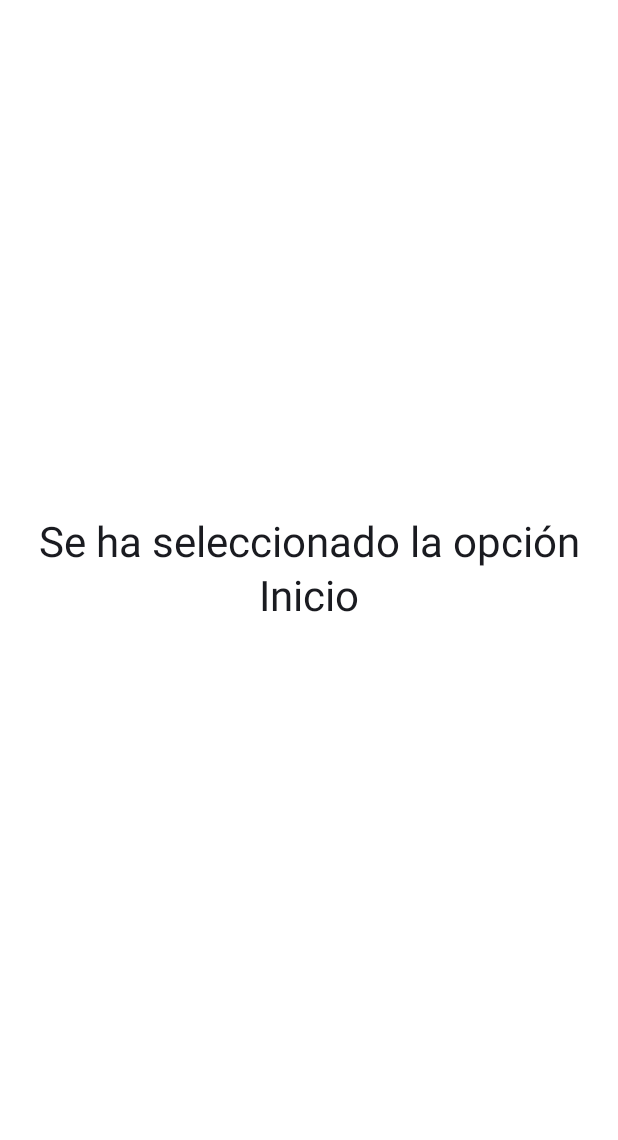
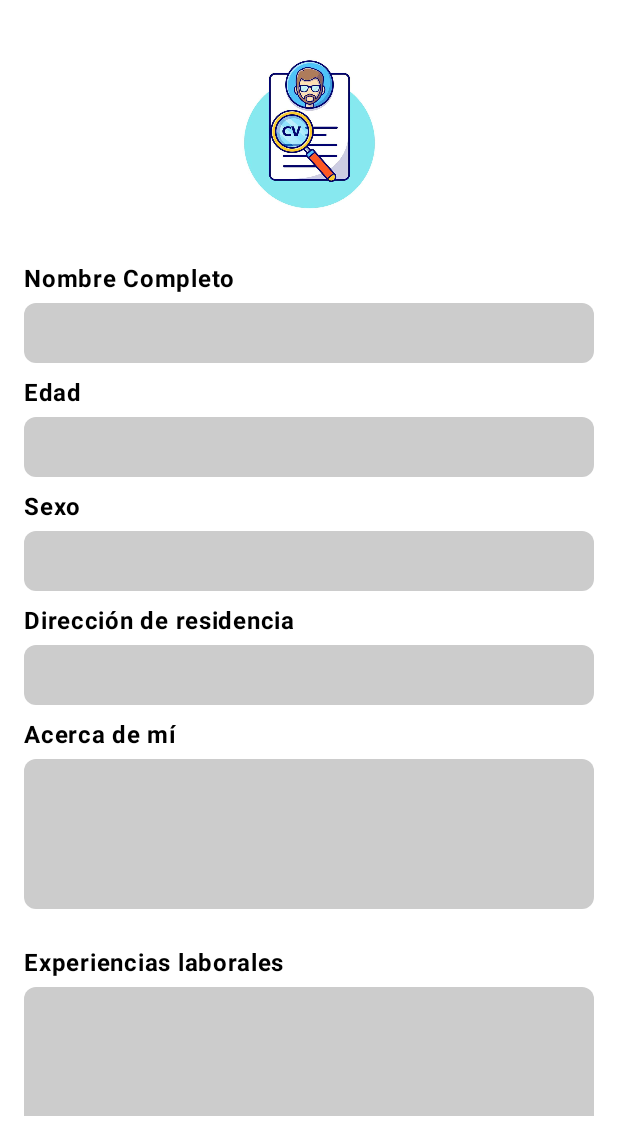
Before and after one commit to mateopelaez04/proyecto-poli, an Android app built with Jetpack Compose: the screen it shows after launch (MainActivity), on a phone screen of 412 x 824 dp, the part 96-1236 px from its top. Run offline under Robolectric (Android 15) with nearby library versions, the phone set to English and light mode, and no system bars.

Commit message:
Update PerfilFragment.kt

```diff
--- a/app/src/main/java/com/example/proyectopoli/screens/fragments/content/PerfilFragment.kt
+++ b/app/src/main/java/com/example/proyectopoli/screens/fragments/content/PerfilFragment.kt
@@ -1,28 +1,165 @@
 package com.example.proyectopoli.screens.fragments.content
 
-import androidx.compose.foundation.layout.Box
-import androidx.compose.foundation.layout.fillMaxSize
-import androidx.compose.foundation.layout.padding
-import androidx.compose.material3.MaterialTheme
-import androidx.compose.material3.Text
-import androidx.compose.runtime.Composable
+import android.webkit.WebResourceRequest
+import android.webkit.WebView
+import android.webkit.WebViewClient
+import androidx.compose.foundation.Image
+import androidx.compose.foundation.background
+import androidx.compose.foundation.layout.*
+import androidx.compose.foundation.rememberScrollState
+import androidx.compose.foundation.shape.RoundedCornerShape
+import androidx.compose.foundation.text.BasicTextField
+import androidx.compose.foundation.verticalScroll
+import androidx.compose.material3.*
+import androidx.compose.runtime.*
 import androidx.compose.ui.Alignment
 import androidx.compose.ui.Modifier
-import androidx.compose.ui.text.style.TextAlign
+import androidx.compose.ui.draw.clip
+import androidx.compose.ui.graphics.Color
+import androidx.compose.ui.layout.ContentScale
+import androidx.compose.ui.res.painterResource
+import androidx.compose.ui.text.TextStyle
+import androidx.compose.ui.text.font.FontWeight
 import androidx.compose.ui.unit.dp
+import androidx.compose.ui.unit.sp
+import androidx.compose.ui.viewinterop.AndroidView
+import com.example.proyectopoli.R
 
 @Composable
 fun PerfilFragment() {
-    Box(
+    val scrollState = rememberScrollState()
+    var searchQuery by remember { mutableStateOf("") }
+    var searchUrl by remember { mutableStateOf("https://www.google.com") }
+
+    Column(
         modifier = Modifier
             .fillMaxSize()
-            .padding(16.dp),
-        contentAlignment = Alignment.Center
+            .padding(16.dp)
+            .verticalScroll(scrollState),
+        horizontalAlignment = Alignment.CenterHorizontally
     ) {
+        // Imagen de perfil
+        Image(
+            painter = painterResource(id = R.drawable.ic_profile),
+            contentDescription = "Imagen de perfil",
+            modifier = Modifier
+                .size(150.dp)
+                .padding(8.dp),
+            contentScale = ContentScale.Crop
+        )
+
+        Spacer(modifier = Modifier.height(8.dp))
+
+        // Datos del usuario con campos editables
+        ProfileField(title = "Nombre Completo")
+        ProfileField(title = "Edad")
+        ProfileField(title = "Sexo")
+        ProfileField(title = "Dirección de residencia")
+        ProfileField(title = "Acerca de mí", isLarge = true)
+
+        Spacer(modifier = Modifier.height(16.dp))
+
+        // Secciones
+        ProfileField(title = "Experiencias laborales", isLarge = true)
+        ProfileField(title = "Estudios", isLarge = true)
+
+        Spacer(modifier = Modifier.height(16.dp))
+
+        // Campo para realizar una búsqueda en Google
         Text(
-            text = "Se ha seleccionado la opción Inicio",
-            style = MaterialTheme.typography.headlineMedium,
-            textAlign = TextAlign.Center
+            text = "Buscador de Google",
+            fontSize = 16.sp,
+            fontWeight = FontWeight.Bold,
+            color = Color.Black
         )
+        Row(
+            modifier = Modifier.fillMaxWidth(),
+            verticalAlignment = Alignment.CenterVertically
+        ) {
+            Box(
+                modifier = Modifier
+                    .weight(1f)
+                    .height(40.dp)
+                    .clip(RoundedCornerShape(8.dp))
+                    .background(Color.LightGray)
+                    .padding(horizontal = 8.dp),
+                contentAlignment = Alignment.CenterStart
+            ) {
+                BasicTextField(
+                    value = searchQuery,
+                    onValueChange = { searchQuery = it },
+                    textStyle = TextStyle(fontSize = 14.sp, color = Color.Black),
+                    modifier = Modifier.fillMaxWidth()
+                )
+            }
+            Spacer(modifier = Modifier.width(8.dp))
+            Button(onClick = {
+                searchUrl = "https://www.google.com/search?q=${searchQuery.replace(" ", "+")}"
+            }) {
+                Text("Buscar")
+            }
+        }
+        Spacer(modifier = Modifier.height(8.dp))
+
+        // WebView para mostrar la búsqueda en Google
+        WebViewContainer(url = searchUrl)
     }
 }
+
+@Composable
+fun ProfileField(title: String, isLarge: Boolean = false) {
+    var text by remember { mutableStateOf("") }
+    Column(modifier = Modifier.fillMaxWidth()) {
+        Text(
+            text = title,
+            fontSize = 16.sp,
+            fontWeight = FontWeight.Bold,
+            color = Color.Black
+        )
+        Spacer(modifier = Modifier.height(4.dp))
+        Box(
+            modifier = Modifier
+                .fillMaxWidth()
+                .height(if (isLarge) 100.dp else 40.dp)
+                .clip(RoundedCornerShape(8.dp))
+                .background(Color.LightGray)
+                .padding(horizontal = 8.dp),
+            contentAlignment = Alignment.CenterStart
+        ) {
+            BasicTextField(
+                value = text,
+                onValueChange = { text = it },
+                textStyle = TextStyle(fontSize = 14.sp, color = Color.Black),
+                modifier = Modifier
+                    .fillMaxWidth()
+                    .padding(8.dp)
+            )
+        }
+        Spacer(modifier = Modifier.height(8.dp))
+    }
+}
+
+@Composable
+fun WebViewContainer(url: String) {
+    AndroidView(
+        factory = { context ->
+            WebView(context).apply {
+                webViewClient = object : WebViewClient() {
+                    override fun shouldOverrideUrlLoading(view: WebView?, request: WebResourceRequest?): Boolean {
+                        return false // Permitir la carga normal dentro del WebView
+                    }
+                }
+                settings.javaScriptEnabled = true
+                settings.domStorageEnabled = true
+                settings.loadsImagesAutomatically = true
+                settings.useWideViewPort = true
+                settings.allowContentAccess = true
+                settings.allowFileAccess = true
+                loadUrl(url)
+            }
+        },
+        modifier = Modifier
+            .fillMaxWidth()
+            .height(300.dp)
+    )
+}
```
